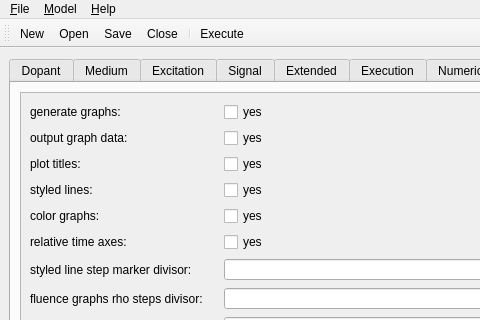
This is npamp/mainwin.ui in vsemionov/npamp as Qt 5 draws it before an edit; both pictures show x 0 to 480 and y 0 to 320 of the 640 by 480 pixel window. The edited form follows.
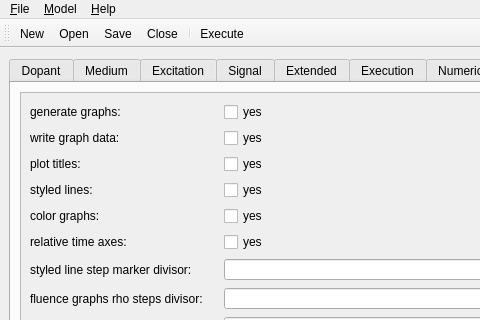
This is the edited form. The open tabs and pages were chosen to show the change. Icons and pictures are not drawn.

Commit message: parameter label

Patch:
```diff
--- a/npamp/mainwin.ui
+++ b/npamp/mainwin.ui
@@ -1158,7 +1158,7 @@
             <item row="1" column="0">
              <widget class="QLabel" name="label_output_data">
               <property name="text">
-               <string>output graph data:</string>
+               <string>write graph data:</string>
               </property>
              </widget>
             </item>
```
